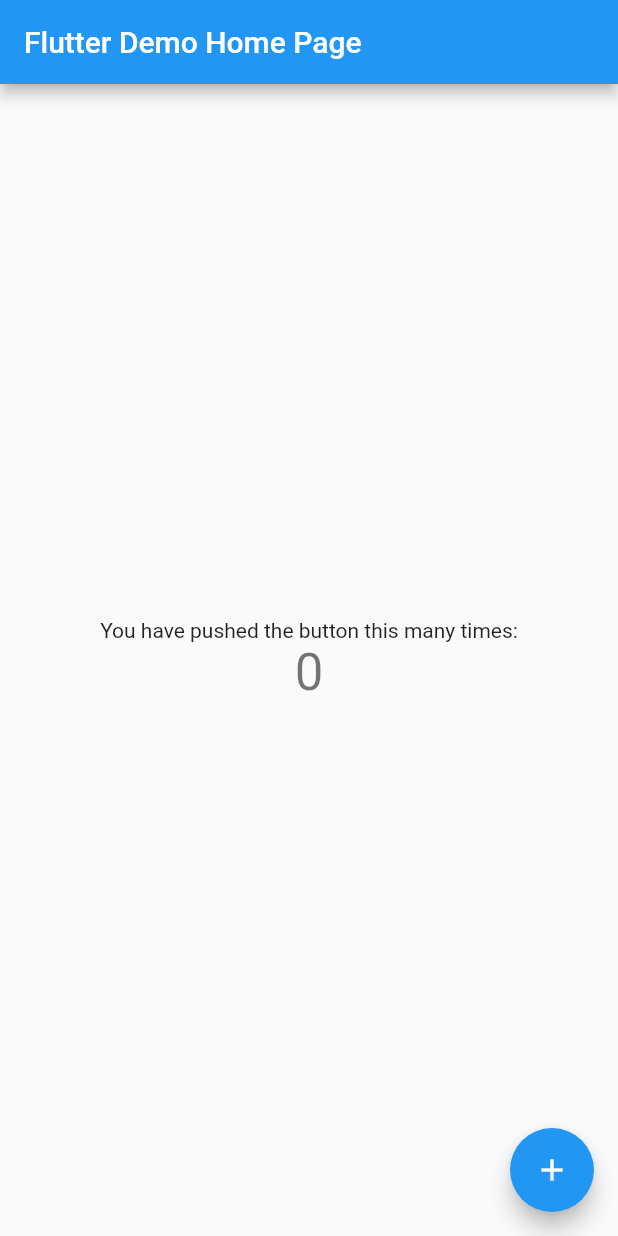
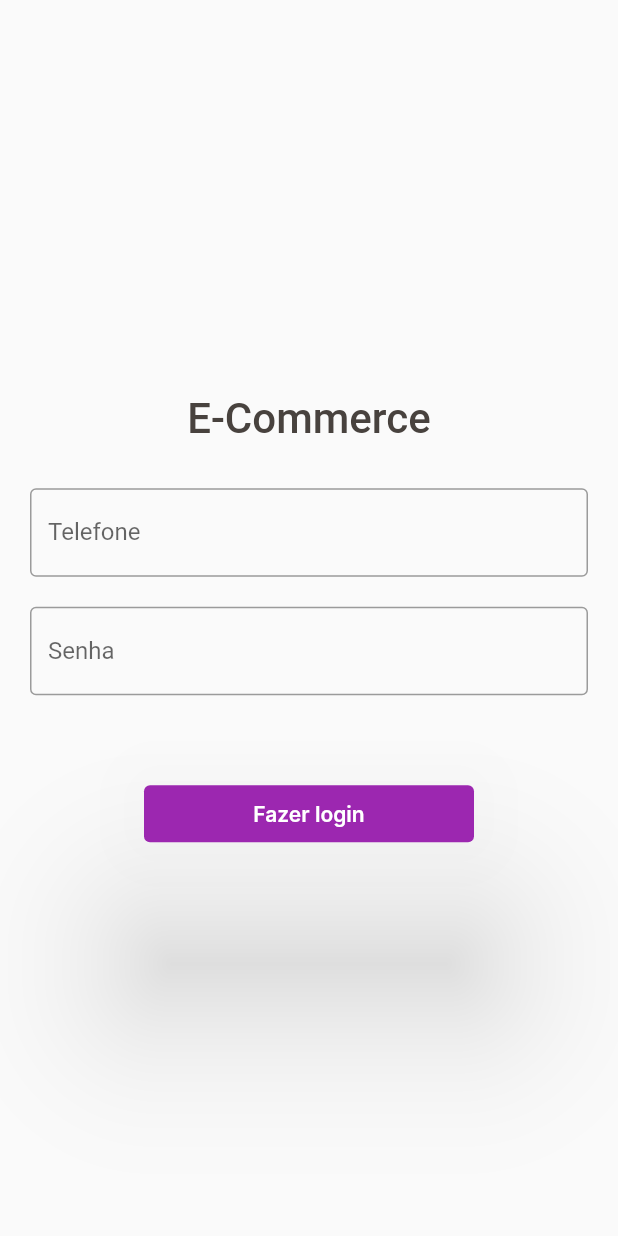
Before and after one commit to PauloV-OFonseca/ecommerce, a Flutter app: the screen it shows after launch, on a phone screen of 412 x 824 dp. Run offline on Flutter 3.47's test engine with Material 2 defaults, Android fonts, the phone set to English and light mode, and no system bars; Roboto replaces fonts that are missing (Inter, Rubik).

Commit message:
WIP: Criação da tela de login

```diff
--- /dev/null
+++ b/lib/app/shared/components/app_input.dart
@@ -0,0 +1,27 @@
+import 'package:flutter/material.dart';
+
+class AppInput extends StatefulWidget {
+  const AppInput({ Key? key, required this.labelText, required this.onChanged }) : super(key: key);
+
+  final String labelText;
+  final onChanged;
+
+  @override
+  _AppInputState createState() => _AppInputState();
+}
+
+class _AppInputState extends State<AppInput> {
+  @override
+  Widget build(BuildContext context) {
+    return Container(
+      margin: EdgeInsets.symmetric(horizontal: 20),
+      child: TextField(
+        onChanged: widget.onChanged,
+        decoration: InputDecoration(
+          border: OutlineInputBorder(),
+          labelText: widget.labelText,
+        ),
+      ),
+    );
+  }
+}
--- /dev/null
+++ b/lib/app/shared/components/app_loading.dart
@@ -0,0 +1,14 @@
+import 'package:flutter/material.dart';
+
+class AppLoading extends StatelessWidget {
+  const AppLoading({
+    Key? key,
+  }) : super(key: key);
+
+  @override
+  Widget build(BuildContext context) {
+    return CircularProgressIndicator(
+      valueColor: AlwaysStoppedAnimation<Color>(Colors.white),
+    );
+  }
+}
--- /dev/null
+++ b/lib/app/shared/components/default_button.dart
@@ -0,0 +1,57 @@
+import 'package:ecommerce/app/shared/components/app_loading.dart';
+import 'package:ecommerce/app/shared/consts/text_styles.dart';
+import 'package:flutter/material.dart';
+
+class DefaultButton extends StatelessWidget {
+  final String text;
+  final Function onPressed;
+  final double height;
+  final bool isLoading;
+  final Color color;
+  final bool isFloating;
+  final double width;
+  const DefaultButton({
+    Key? key,
+    required this.text,
+    required this.onPressed,
+    required this.height,
+    required this.isLoading,
+    required this.color,
+    required this.isFloating,
+    required this.width,
+  }) : super(key: key);
+
+  @override
+  Widget build(BuildContext context) {
+    return AnimatedSwitcher(
+      duration: Duration(milliseconds: 250),
+      child: Container(
+        width: width,
+        height: 38,
+        child: ElevatedButton(
+          style: ButtonStyle(
+            backgroundColor: MaterialStateProperty.resolveWith(getColor),
+            elevation: MaterialStateProperty.resolveWith(
+              (_) => getElevation(),
+            ),
+          ),
+          onPressed: () {
+            FocusScope.of(context).unfocus();
+            onPressed();
+          },
+          child: isLoading
+              ? Center(child: AppLoading())
+              : Text(
+                  text,
+                  style: TextStyles.DEFAULT_BUTTON_STYLE,
+                  textAlign: TextAlign.center,
+                ),
+        ),
+      ),
+    );
+  }
+
+  Color getColor(Set<MaterialState> states) => color;
+
+  double getElevation() => isFloating ? 50 : 0;
+}
--- /dev/null
+++ b/lib/app/shared/consts/text_styles.dart
@@ -0,0 +1,21 @@
+import 'package:flutter/material.dart';
+
+class TextStyles {
+  // ignore: non_constant_identifier_names
+  static final TITLE_TEXT_STYLE = TextStyle(
+    fontFamily: 'Rubik',
+    color: Color(0xff48423e),
+    fontSize: 28,
+    fontWeight: FontWeight.w500,
+    fontStyle: FontStyle.normal,
+  );
+
+  // ignore: non_constant_identifier_names
+  static final DEFAULT_BUTTON_STYLE = TextStyle(
+    color: Colors.white,
+    fontWeight: FontWeight.w600,
+    fontFamily: "Inter",
+    fontStyle: FontStyle.normal,
+    fontSize: 14,
+  );
+}
--- a/lib/main.dart
+++ b/lib/main.dart
@@ -1,4 +1,8 @@
+import 'package:ecommerce/app/shared/components/default_button.dart';
 import 'package:flutter/material.dart';
+
+import 'app/shared/components/app_input.dart';
+import 'app/shared/consts/text_styles.dart';
 
 void main() {
   runApp(MyApp());
@@ -10,56 +14,54 @@ class MyApp extends StatelessWidget {
     return MaterialApp(
       title: 'Flutter Demo',
       theme: ThemeData(
-        primarySwatch: Colors.blue,
+        primarySwatch: Colors.purple,
       ),
-      home: MyHomePage(title: 'Flutter Demo Home Page'),
+      home: MyHomePage(),
     );
   }
 }
 
 class MyHomePage extends StatefulWidget {
-  MyHomePage({Key? key, required this.title}) : super(key: key);
-
-  final String title;
+  MyHomePage({Key? key}) : super(key: key);
 
   @override
   _MyHomePageState createState() => _MyHomePageState();
 }
 
 class _MyHomePageState extends State<MyHomePage> {
-  int _counter = 0;
-
-  void _incrementCounter() {
-    setState(() {
-      _counter++;
-    });
-  }
-
   @override
   Widget build(BuildContext context) {
     return Scaffold(
-      appBar: AppBar(
-        title: Text(widget.title),
-      ),
       body: Center(
         child: Column(
           mainAxisAlignment: MainAxisAlignment.center,
           children: <Widget>[
             Text(
-              'You have pushed the button this many times:',
+              "E-Commerce",
+              textAlign: TextAlign.center,
+              style: TextStyles.TITLE_TEXT_STYLE,
             ),
-            Text(
-              '$_counter',
-              style: Theme.of(context).textTheme.headline4,
-            ),
+            SizedBox(height: 30),
+            AppInput(labelText: "Telefone", onChanged: null),
+            SizedBox(height: 20),
+            AppInput(labelText: "Senha", onChanged: null),
+            SizedBox(height: 60),
+            DefaultButton(
+              text: "Fazer login",
+              onPressed: teste,
+              height: 28,
+              isLoading: false,
+              color: Colors.purple,
+              isFloating: true,
+              width: 220,
+            )
           ],
         ),
       ),
-      floatingActionButton: FloatingActionButton(
-        onPressed: _incrementCounter,
-        tooltip: 'Increment',
-        child: Icon(Icons.add),
-      ),
     );
   }
+
+  teste() {
+    return;
+  }
 }
--- a/pubspec.yaml
+++ b/pubspec.yaml
@@ -21,6 +21,7 @@ environment:
   sdk: ">=2.12.0 <3.0.0"
 
 dependencies:
+  get: ^4.3.8
   flutter:
     sdk: flutter
 
```
Also changed, not shown: pubspec.lock.
